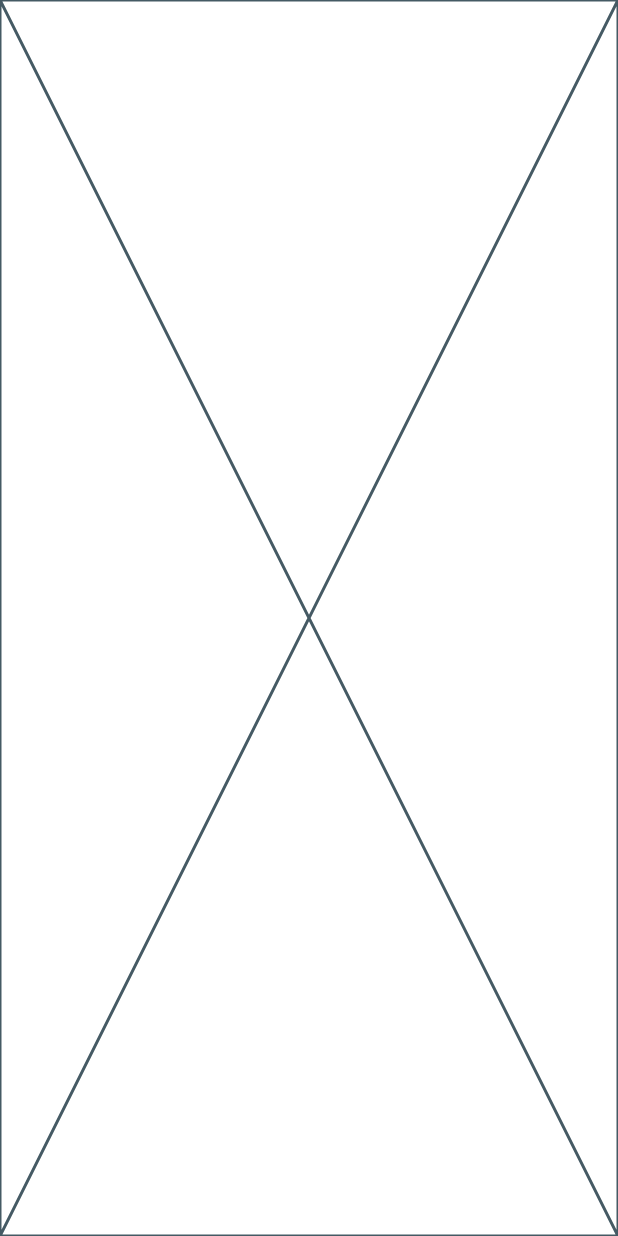
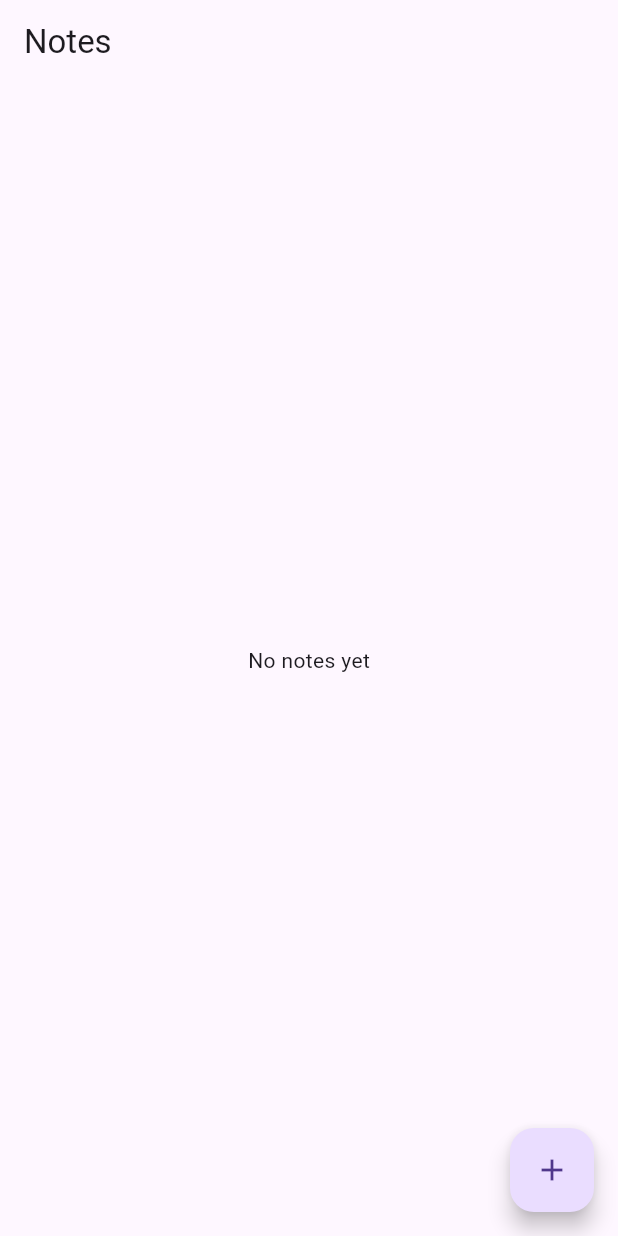
Before and after one commit to ShaviRajapaksha/Simple-User-Friendly-Notepad-App-using-Flutter, a Flutter app: the screen it shows after launch, on a phone screen of 412 x 824 dp. Run offline on Flutter 3.47's test engine with Material 3 defaults, Android fonts, the phone set to English and light mode, and no system bars; our stand-ins replace sqflite; accounts and stored records are empty.

Commit message:
feat: Implement NoteListScreen with note loading and display functionality

```diff
--- a/lib/screens/notes_list_screen.dart
+++ b/lib/screens/notes_list_screen.dart
@@ -1,4 +1,6 @@
 import 'package:flutter/material.dart';
+import 'package:notepad/db/note_database.dart';
+import '../models/note.dart';
 
 class NoteListScreen extends StatefulWidget {
   const NoteListScreen({super.key});
@@ -8,8 +10,56 @@ class NoteListScreen extends StatefulWidget {
 }
 
 class _NoteListScreenState extends State<NoteListScreen> {
+  List<Note> notes = [];
+
+  @override
+  void initState() {
+    super.initState();
+    loadNotes();
+  }
+
+  Future<void> loadNotes() async {
+    notes = await NoteDatabase.instance.readAllNotes();
+    setState(() {});
+  }
+
   @override
   Widget build(BuildContext context) {
-    return const Placeholder();
+    return Scaffold(
+      appBar: AppBar(title: const Text('Notes')),
+      floatingActionButton: FloatingActionButton(
+        onPressed: () async {
+          await Navigator.push(
+            context,
+            MaterialPageRoute(builder: (_) => const NoteListScreen()),
+          );
+          loadNotes();
+        },
+        child: const Icon(Icons.add),
+      ),
+      body: notes.isEmpty
+          ? const Center(child: Text("No notes yet"))
+          : ListView.builder(
+              itemCount: notes.length,
+              itemBuilder: (context, index) {
+                final note = notes[index];
+                return ListTile(
+                  title: Text(note.title),
+                  subtitle: Text(
+                    note.content,
+                    maxLines: 1,
+                    overflow: TextOverflow.ellipsis,
+                  ),
+                  onTap: () async {
+                    await Navigator.push(
+                      context,
+                      MaterialPageRoute(builder: (_) => const NoteListScreen()),
+                    );
+                    loadNotes();
+                  },
+                );
+              },
+            ),
+    );
   }
 }
```
